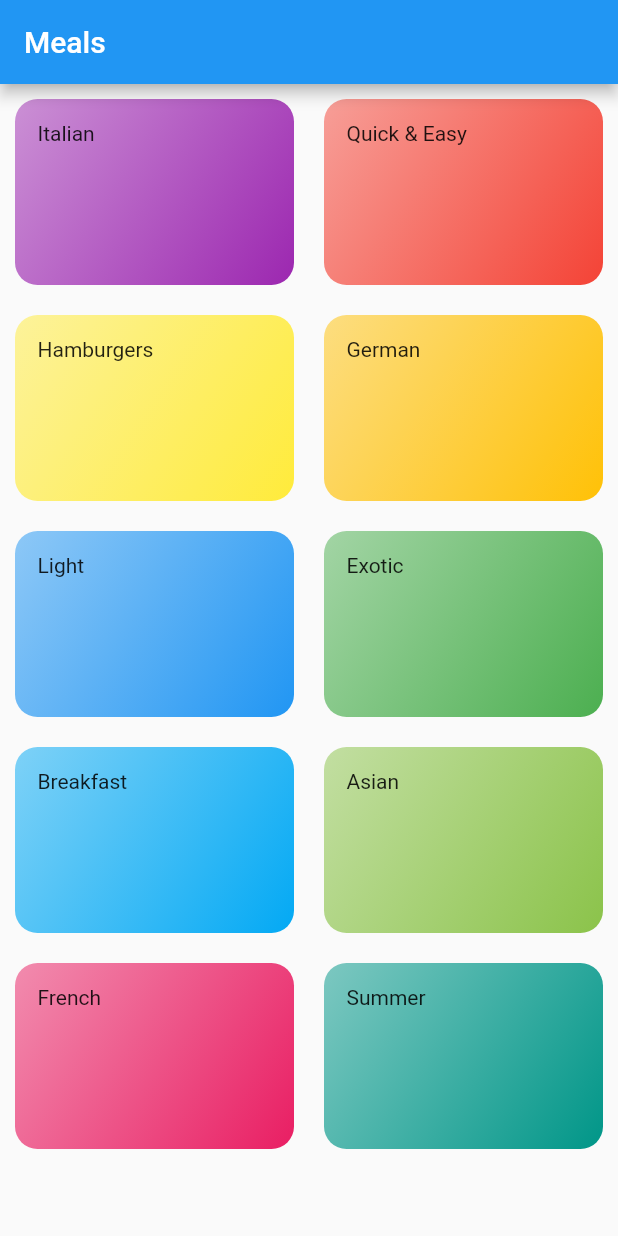
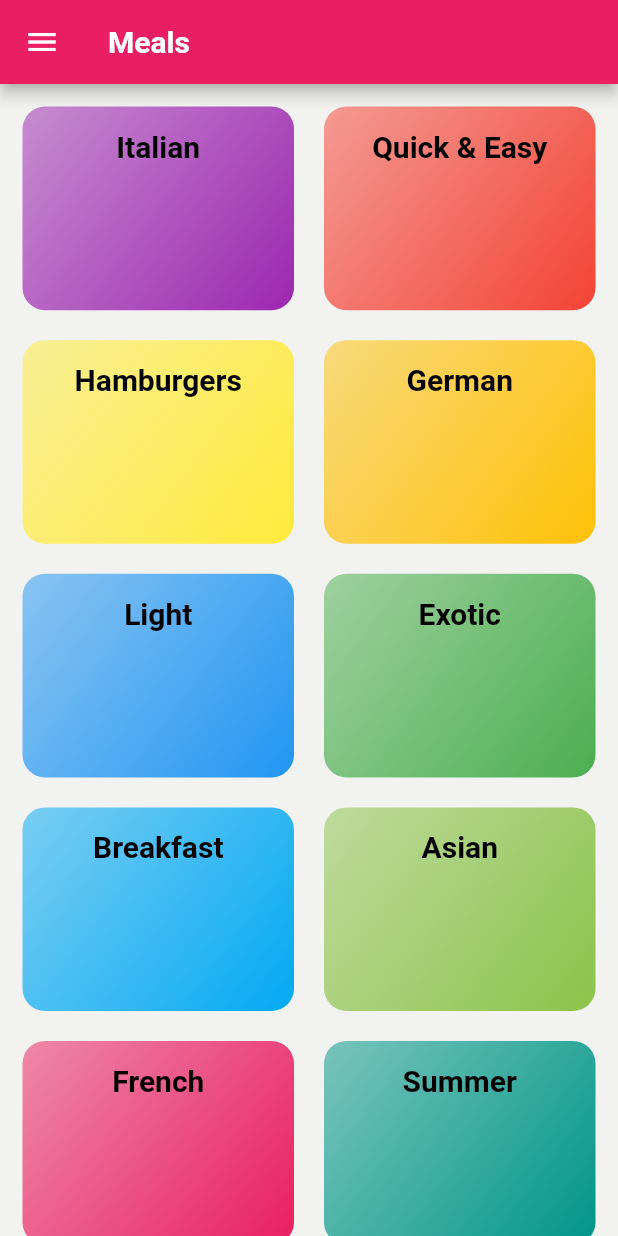
Before and after one commit to HabibaAssem/FlutterMealsApp, a Flutter app: the screen it shows after launch, on a phone screen of 412 x 824 dp. Run offline on Flutter 3.47's test engine with Material 2 defaults, Android fonts, the phone set to English and light mode, and no system bars; Roboto replaces fonts that are missing (RobotoCndensed).

Commit message:
added themes and styling while testing on phone

```diff
--- a/lib/categories.dart
+++ b/lib/categories.dart
@@ -6,11 +6,15 @@ class Categories extends StatelessWidget {
 
   @override
   Widget build(BuildContext context) {
+    var size = MediaQuery.of(context).size;
+    var height = size.height;
+    var width = size.width;
+    print(width);
     return GridView(
-      padding: EdgeInsets.all(10),
-      gridDelegate: const SliverGridDelegateWithMaxCrossAxisExtent(
-        maxCrossAxisExtent: 200, //width
-        childAspectRatio: 3 / 2, //reation between widthh and height
+      padding: const EdgeInsets.all(15),
+      gridDelegate: SliverGridDelegateWithMaxCrossAxisExtent(
+        maxCrossAxisExtent: (300 / 393) * width, //width
+        childAspectRatio: 4 / 3, //reation between widthh and height
         crossAxisSpacing: 20,
         mainAxisSpacing: 20,
       ),
--- a/lib/home_page.dart
+++ b/lib/home_page.dart
@@ -13,7 +13,15 @@ class _MyHomePageState extends State<MyHomePage> {
   Widget build(BuildContext context) {
     return Scaffold(
       appBar: AppBar(
-        title: Text(widget.title),
+        leading: const Icon(Icons.menu),
+        title: Text(
+          widget.title,
+          style: const TextStyle(
+            fontFamily: 'RobotoCndensed',
+            fontSize: 20,
+            fontWeight: FontWeight.bold,
+          ),
+        ),
       ),
       body: const Categories(),
     );
--- a/lib/main.dart
+++ b/lib/main.dart
@@ -13,7 +13,10 @@ class MyApp extends StatelessWidget {
     return MaterialApp(
       title: 'Meals App',
       theme: ThemeData(
-        primarySwatch: Colors.blue,
+        primarySwatch: Colors.pink,
+        accentColor: Colors.amber,
+        canvasColor: Color.fromARGB(255, 242, 242, 240),
+        fontFamily: 'Raleway',
       ),
       home: const MyHomePage(title: 'Meals'),
     );
--- a/lib/models/category.dart
+++ b/lib/models/category.dart
@@ -11,14 +11,21 @@ class Category extends StatelessWidget {
   Widget build(BuildContext context) {
     return Container(
       padding: const EdgeInsets.all(15),
-      child: Text(title),
-      // color: color,
       decoration: BoxDecoration(
         gradient: LinearGradient(
             colors: [color.withOpacity(0.5), color],
             begin: Alignment.topLeft,
             end: Alignment.bottomRight),
         borderRadius: BorderRadius.circular(15),
+      ),
+      child: Text(
+        title,
+        textAlign: TextAlign.center,
+        style: const TextStyle(
+            fontFamily: 'Raleway',
+            fontSize: 20,
+            fontWeight: FontWeight.bold,
+            color: Colors.black),
       ),
     );
   }
@@ -36,4 +43,6 @@ const dummy_categories = [
   Category(id: "c8", title: "Asian", color: Colors.lightGreen),
   Category(id: "c9", title: "French", color: Colors.pink),
   Category(id: "c10", title: "Summer", color: Colors.teal),
+  Category(id: "c11", title: "Turkish", color: Colors.deepOrange),
+  Category(id: "c12", title: "Korean", color: Colors.lime),
 ];
```
Also changed, not shown: pubspec.yaml (+30 -6 lines), assets/fonts/._Raleway-Black.ttf (added), assets/fonts/._Raleway-Bold.ttf (added), assets/fonts/._Raleway-Regular.ttf (added), assets/fonts/._RobotoCondensed-Bold.ttf (added), assets/fonts/._RobotoCondensed-Italic.ttf (added), assets/fonts/._RobotoCondensed-Light.ttf (added), assets/fonts/._RobotoCondensed-Regular.ttf (added).
